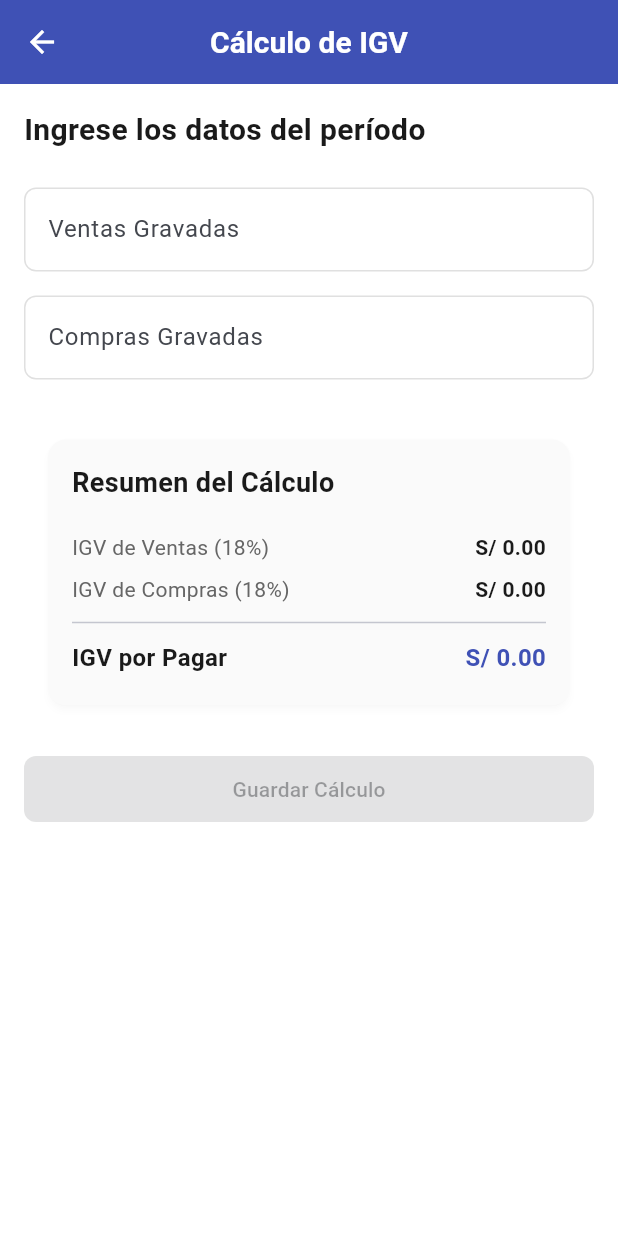
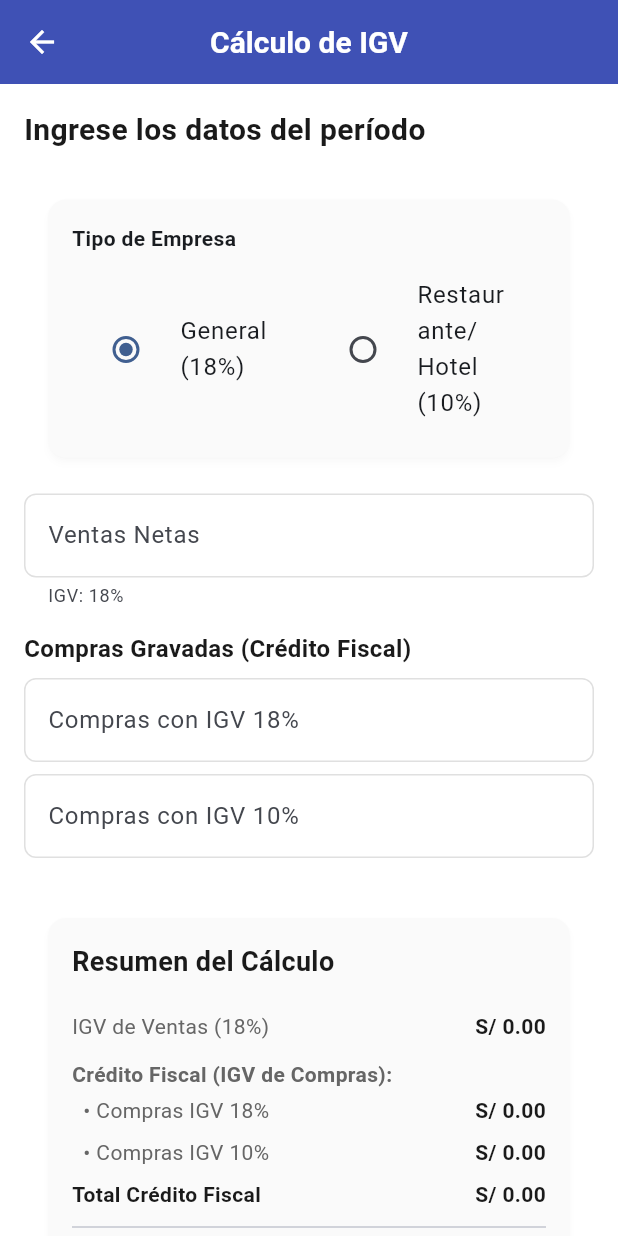
Before and after one commit to Sistemas-AJ/Compulsa, a Flutter app: the IgvScreen screen opened by its route, on a phone screen of 412 x 824 dp. Run offline on Flutter 3.47's test engine with Material 3 defaults, Android fonts, the light colour scheme and no system bars; network calls fail.

```diff
--- a/lib/core/theme/app_theme.dart
+++ b/lib/core/theme/app_theme.dart
@@ -9,7 +9,6 @@ class AppTheme {
         seedColor: AppColors.primary,
         brightness: Brightness.light,
         surface: AppColors.surface,
-        background: AppColors.background,
       ),
       primaryColor: AppColors.primary,
       scaffoldBackgroundColor: AppColors.background,
@@ -127,7 +126,7 @@ class AppTheme {
         ),
         enabledBorder: OutlineInputBorder(
           borderRadius: BorderRadius.circular(8),
-          borderSide: BorderSide(color: AppColors.accent.withOpacity(0.5)),
+          borderSide: BorderSide(color: AppColors.accent.withValues(alpha: 0.5)),
         ),
         focusedBorder: OutlineInputBorder(
           borderRadius: BorderRadius.circular(8),
--- a/lib/screens/calculos/igv_screen.dart
+++ b/lib/screens/calculos/igv_screen.dart
@@ -10,10 +10,14 @@ class IgvScreen extends StatefulWidget {
 
 class _IgvScreenState extends State<IgvScreen> {
   final _ventasController = TextEditingController();
-  final _comprasController = TextEditingController();
+  final _compras18Controller = TextEditingController();
+  final _compras10Controller = TextEditingController();
   double _igvVentas = 0.0;
-  double _igvCompras = 0.0;
+  double _igvCompras18 = 0.0;
+  double _igvCompras10 = 0.0;
+  double _igvTotalCompras = 0.0;
   double _igvPorPagar = 0.0;
+  String _tipoEmpresa = 'general'; // 'general' o 'restaurante_hotel'
 
   @override
   Widget build(BuildContext context) {
@@ -37,22 +41,95 @@ class _IgvScreenState extends State<IgvScreen> {
               ),
             ),
             const SizedBox(height: 24),
+
+            // Selector de tipo de empresa
+            Card(
+              child: Padding(
+                padding: const EdgeInsets.all(16),
+                child: Column(
+                  crossAxisAlignment: CrossAxisAlignment.start,
+                  children: [
+                    const Text(
+                      'Tipo de Empresa',
+                      style: TextStyle(fontWeight: FontWeight.bold),
+                    ),
+                    const SizedBox(height: 8),
+                    Row(
+                      children: [
+                        Expanded(
+                          child: RadioListTile<String>(
+                            title: const Text('General (18%)'),
+                            value: 'general',
+                            groupValue: _tipoEmpresa,
+                            onChanged: (value) {
+                              setState(() {
+                                _tipoEmpresa = value!;
+                                _calcularIgv('');
+                              });
+                            },
+                          ),
+                        ),
+                        Expanded(
+                          child: RadioListTile<String>(
+                            title: const Text('Restaurante/Hotel (10%)'),
+                            value: 'restaurante_hotel',
+                            groupValue: _tipoEmpresa,
+                            onChanged: (value) {
+                              setState(() {
+                                _tipoEmpresa = value!;
+                                _calcularIgv('');
+                              });
+                            },
+                          ),
+                        ),
+                      ],
+                    ),
+                  ],
+                ),
+              ),
+            ),
+            const SizedBox(height: 16),
+
             TextFormField(
               controller: _ventasController,
+              decoration: InputDecoration(
+                labelText: 'Ventas Netas',
+                hintText: 'Ingrese el monto de ventas sin IGV',
+                prefixText: 'S/ ',
+                helperText: _tipoEmpresa == 'general'
+                    ? 'IGV: 18%'
+                    : 'IGV Reducido: 10% (Restaurantes/Hoteles)',
+              ),
+              keyboardType: TextInputType.number,
+              onChanged: _calcularIgv,
+            ),
+            const SizedBox(height: 16),
+
+            const Text(
+              'Compras Gravadas (Crédito Fiscal)',
+              style: TextStyle(
+                fontSize: 16,
+                fontWeight: FontWeight.bold,
+                color: AppColors.textPrimary,
+              ),
+            ),
+            const SizedBox(height: 8),
+            TextFormField(
+              controller: _compras18Controller,
               decoration: const InputDecoration(
-                labelText: 'Ventas Gravadas',
-                hintText: 'Ingrese el monto de ventas',
+                labelText: 'Compras con IGV 18%',
+                hintText: 'Compras generales',
                 prefixText: 'S/ ',
               ),
               keyboardType: TextInputType.number,
               onChanged: _calcularIgv,
             ),
-            const SizedBox(height: 16),
+            const SizedBox(height: 8),
             TextFormField(
-              controller: _comprasController,
+              controller: _compras10Controller,
               decoration: const InputDecoration(
-                labelText: 'Compras Gravadas',
-                hintText: 'Ingrese el monto de compras',
+                labelText: 'Compras con IGV 10%',
+                hintText: 'Compras en restaurantes/hoteles',
                 prefixText: 'S/ ',
               ),
               keyboardType: TextInputType.number,
@@ -74,10 +151,29 @@ class _IgvScreenState extends State<IgvScreen> {
                       ),
                     ),
                     const SizedBox(height: 16),
-                    _buildCalculoItem('IGV de Ventas (18%)', _igvVentas),
-                    _buildCalculoItem('IGV de Compras (18%)', _igvCompras),
+                    _buildCalculoItem(
+                      'IGV de Ventas (${_tipoEmpresa == 'general' ? '18%' : '10%'})',
+                      _igvVentas
+                    ),
+                    const SizedBox(height: 8),
+                    const Text(
+                      'Crédito Fiscal (IGV de Compras):',
+                      style: TextStyle(
+                        fontSize: 14,
+                        fontWeight: FontWeight.bold,
+                        color: AppColors.textSecondary,
+                      ),
+                    ),
+                    _buildCalculoItem('  • Compras IGV 18%', _igvCompras18),
+                    _buildCalculoItem('  • Compras IGV 10%', _igvCompras10),
+                    _buildCalculoItem('Total Crédito Fiscal', _igvTotalCompras, isSubTotal: true),
                     const Divider(),
-                    _buildCalculoItem('IGV por Pagar', _igvPorPagar, isTotal: true),
+                    _buildCalculoItem(
+                      _igvPorPagar >= 0 ? 'IGV por Pagar' : 'Saldo a Favor',
+                      _igvPorPagar.abs(),
+                      isTotal: true,
+                      isNegative: _igvPorPagar < 0
+                    ),
                   ],
                 ),
               ),
@@ -102,34 +198,62 @@ class _IgvScreenState extends State<IgvScreen> {
   void _calcularIgv(String value) {
     setState(() {
       double ventas = double.tryParse(_ventasController.text) ?? 0.0;
-      double compras = double.tryParse(_comprasController.text) ?? 0.0;
+      double compras18 = double.tryParse(_compras18Controller.text) ?? 0.0;
+      double compras10 = double.tryParse(_compras10Controller.text) ?? 0.0;
 
-      _igvVentas = ventas * 0.18;
-      _igvCompras = compras * 0.18;
-      _igvPorPagar = _igvVentas - _igvCompras;
+      // Calcular IGV de ventas según el tipo de empresa
+      if (_tipoEmpresa == 'restaurante_hotel') {
+        _igvVentas = ventas * 0.10; // 10% para restaurantes y hoteles
+      } else {
+        _igvVentas = ventas * 0.18; // 18% general
+      }
+
+      // Calcular IGV de compras (crédito fiscal)
+      _igvCompras18 = compras18 * 0.18;
+      _igvCompras10 = compras10 * 0.10;
+      _igvTotalCompras = _igvCompras18 + _igvCompras10;
+
+      // IGV por pagar = IGV de ventas - Crédito fiscal
+      _igvPorPagar = _igvVentas - _igvTotalCompras;
     });
   }
 
-  Widget _buildCalculoItem(String label, double valor, {bool isTotal = false}) {
+  Widget _buildCalculoItem(String label, double valor, {bool isTotal = false, bool isSubTotal = false, bool isNegative = false}) {
+    Color textColor;
+    Color valueColor;
+
+    if (isTotal) {
+      textColor = AppColors.textPrimary;
+      valueColor = isNegative ? Colors.green : AppColors.igvColor;
+    } else if (isSubTotal) {
+      textColor = AppColors.textPrimary;
+      valueColor = AppColors.textPrimary;
+    } else {
+      textColor = AppColors.textSecondary;
+      valueColor = AppColors.textPrimary;
+    }
+
     return Padding(
       padding: const EdgeInsets.symmetric(vertical: 4),
       child: Row(
         mainAxisAlignment: MainAxisAlignment.spaceBetween,
         children: [
-          Text(
-            label,
-            style: TextStyle(
-              fontSize: isTotal ? 16 : 14,
-              fontWeight: isTotal ? FontWeight.bold : FontWeight.normal,
-              color: isTotal ? AppColors.textPrimary : AppColors.textSecondary,
+          Expanded(
+            child: Text(
+              label,
+              style: TextStyle(
+                fontSize: isTotal ? 16 : 14,
+                fontWeight: (isTotal || isSubTotal) ? FontWeight.bold : FontWeight.normal,
+                color: textColor,
+              ),
             ),
           ),
           Text(
-            'S/ ${valor.toStringAsFixed(2)}',
+            '${isNegative ? '' : ''}S/ ${valor.toStringAsFixed(2)}',
             style: TextStyle(
               fontSize: isTotal ? 16 : 14,
               fontWeight: FontWeight.bold,
-              color: isTotal ? AppColors.igvColor : AppColors.textPrimary,
+              color: valueColor,
             ),
           ),
         ],
@@ -150,7 +274,8 @@ class _IgvScreenState extends State<IgvScreen> {
   @override
   void dispose() {
     _ventasController.dispose();
-    _comprasController.dispose();
+    _compras18Controller.dispose();
+    _compras10Controller.dispose();
     super.dispose();
   }
 }
--- a/lib/screens/declaraciones/declaraciones_screen.dart
+++ b/lib/screens/declaraciones/declaraciones_screen.dart
@@ -89,7 +89,7 @@ class _DeclaracionesScreenState extends State<DeclaracionesScreen> {
                 Container(
                   padding: const EdgeInsets.symmetric(horizontal: 8, vertical: 4),
                   decoration: BoxDecoration(
-                    color: tipoColor.withOpacity(0.1),
+                    color: tipoColor.withValues(alpha: 0.1),
                     borderRadius: BorderRadius.circular(8),
                   ),
                   child: Text(
@@ -105,7 +105,7 @@ class _DeclaracionesScreenState extends State<DeclaracionesScreen> {
                 Container(
                   padding: const EdgeInsets.symmetric(horizontal: 8, vertical: 4),
                   decoration: BoxDecoration(
-                    color: estadoColor.withOpacity(0.1),
+                    color: estadoColor.withValues(alpha: 0.1),
                     borderRadius: BorderRadius.circular(8),
                   ),
                   child: Text(
--- a/lib/screens/empresas/empresa_form_screen.dart
+++ b/lib/screens/empresas/empresa_form_screen.dart
@@ -44,12 +44,14 @@ class _EmpresaFormScreenState extends State<EmpresaFormScreen> {
         }
       });
     } catch (e) {
+      if (mounted) {
         ScaffoldMessenger.of(context).showSnackBar(
           SnackBar(
             content: Text('Error al cargar regímenes: $e'),
             backgroundColor: Colors.red,
           ),
         );
+      }
     }
   }
 
--- a/lib/screens/empresas/empresas_screen.dart
+++ b/lib/screens/empresas/empresas_screen.dart
@@ -101,8 +101,8 @@ class _EmpresasScreenState extends State<EmpresasScreen> {
                   padding: const EdgeInsets.symmetric(horizontal: 12, vertical: 6),
                   decoration: BoxDecoration(
                     color: empresa['activo']
-                        ? AppColors.success.withOpacity(0.1)
-                        : AppColors.error.withOpacity(0.1),
+                        ? AppColors.success.withValues(alpha: 0.1)
+                        : AppColors.error.withValues(alpha: 0.1),
                     borderRadius: BorderRadius.circular(20),
                   ),
                   child: Text(
@@ -122,7 +122,7 @@ class _EmpresasScreenState extends State<EmpresasScreen> {
                 Container(
                   padding: const EdgeInsets.symmetric(horizontal: 8, vertical: 4),
                   decoration: BoxDecoration(
-                    color: AppColors.primary.withOpacity(0.1),
+                    color: AppColors.primary.withValues(alpha: 0.1),
                     borderRadius: BorderRadius.circular(8),
                   ),
                   child: Text(
--- a/lib/screens/home/home_screen.dart
+++ b/lib/screens/home/home_screen.dart
@@ -47,7 +47,7 @@ class HomeScreen extends StatelessWidget {
         borderRadius: BorderRadius.circular(16),
         boxShadow: [
           BoxShadow(
-            color: AppColors.primary.withOpacity(0.3),
+            color: AppColors.primary.withValues(alpha: 0.3),
             blurRadius: 10,
             offset: const Offset(0, 4),
           ),
@@ -285,7 +285,7 @@ class HomeScreen extends StatelessWidget {
   }) {
     return ListTile(
       leading: CircleAvatar(
-        backgroundColor: AppColors.primary.withOpacity(0.1),
+        backgroundColor: AppColors.primary.withValues(alpha: 0.1),
         child: Icon(
           icon,
           color: AppColors.primary,
--- a/lib/screens/reportes/reportes_screen.dart
+++ b/lib/screens/reportes/reportes_screen.dart
@@ -152,9 +152,9 @@ class ReportesScreen extends StatelessWidget {
     return Container(
       padding: const EdgeInsets.all(16),
       decoration: BoxDecoration(
-        color: color.withOpacity(0.1),
+        color: color.withValues(alpha: 0.1),
         borderRadius: BorderRadius.circular(12),
-        border: Border.all(color: color.withOpacity(0.3)),
+        border: Border.all(color: color.withValues(alpha: 0.3)),
       ),
       child: Column(
         children: [
--- a/lib/services/calculo_service.dart
+++ b/lib/services/calculo_service.dart
@@ -9,7 +9,7 @@ class CalculoService {
   }) async {
     try {
       final response = await http.post(
-        Uri.parse('${ApiConfig.baseUrl}${ApiConfig.calcularIgv}/?ingresos_gravados=$ingresosGravados&igv_compras=$igvCompras'),
+        Uri.parse('${ApiConfig.baseUrl}${ApiConfig.calculosIGV}/?ingresos_gravados=$ingresosGravados&igv_compras=$igvCompras'),
         headers: {'Content-Type': 'application/json'},
       );
 
@@ -30,7 +30,7 @@ class CalculoService {
   }) async {
     try {
       final response = await http.post(
-        Uri.parse('${ApiConfig.baseUrl}${ApiConfig.calcularRenta}/?ingresos=$ingresos&gastos=$gastos&regimen_id=$regimenId'),
+        Uri.parse('${ApiConfig.baseUrl}${ApiConfig.calculosRenta}/?ingresos=$ingresos&gastos=$gastos&regimen_id=$regimenId'),
         headers: {'Content-Type': 'application/json'},
       );
 
--- a/lib/services/regimen_tributario_service.dart
+++ b/lib/services/regimen_tributario_service.dart
@@ -7,7 +7,7 @@ class RegimenTributarioService {
   static Future<List<RegimenTributario>> getAllRegimenes() async {
     try {
       final response = await http.get(
-        Uri.parse('${ApiConfig.baseUrl}${ApiConfig.regimenesTributarios}/'),
+        Uri.parse('${ApiConfig.baseUrl}${ApiConfig.regimenes}/'),
         headers: {'Content-Type': 'application/json'},
       );
 
@@ -25,7 +25,7 @@ class RegimenTributarioService {
   static Future<RegimenTributario> getRegimenById(int id) async {
     try {
       final response = await http.get(
-        Uri.parse('${ApiConfig.baseUrl}${ApiConfig.regimenesTributarios}/$id'),
+        Uri.parse('${ApiConfig.baseUrl}${ApiConfig.regimenes}/$id'),
         headers: {'Content-Type': 'application/json'},
       );
 
--- a/lib/widgets/cards/dashboard_card.dart
+++ b/lib/widgets/cards/dashboard_card.dart
@@ -33,7 +33,7 @@ class DashboardCard extends StatelessWidget {
               Container(
                 padding: const EdgeInsets.all(12),
                 decoration: BoxDecoration(
-                  color: color.withOpacity(0.1),
+                  color: color.withValues(alpha: 0.1),
                   borderRadius: BorderRadius.circular(12),
                 ),
                 child: Icon(
```
Also changed, not shown: 10 other files. Lines whose indentation alone changed are shown as unchanged.
